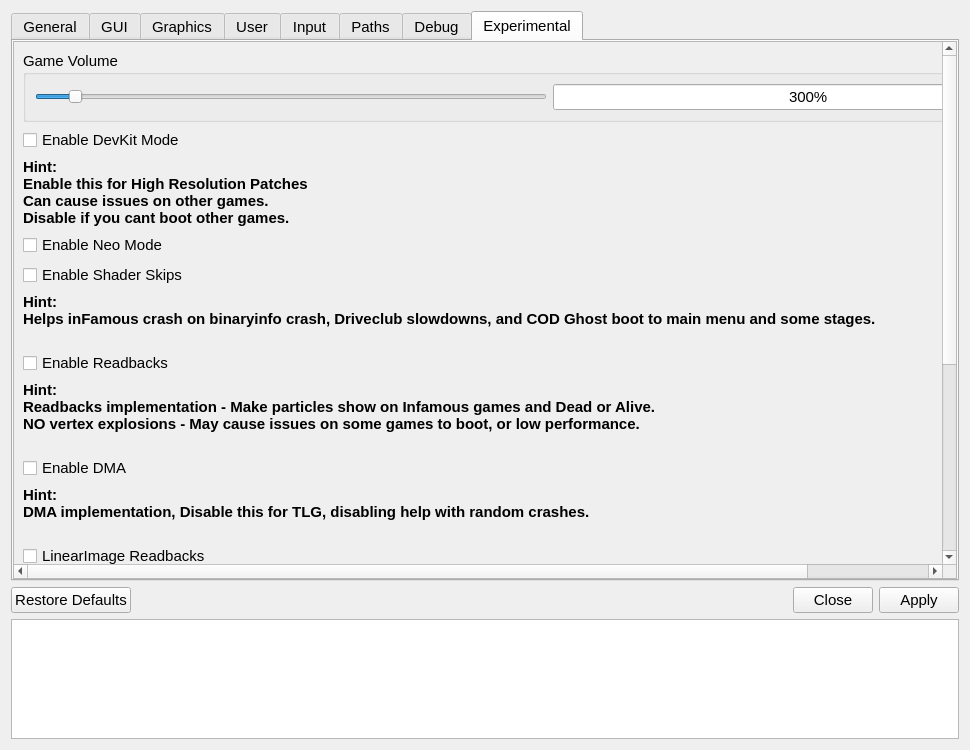
Above: src/qt_gui/settings_dialog.ui from diegolix29/shadPS4 before the change. Below: the same form after it.
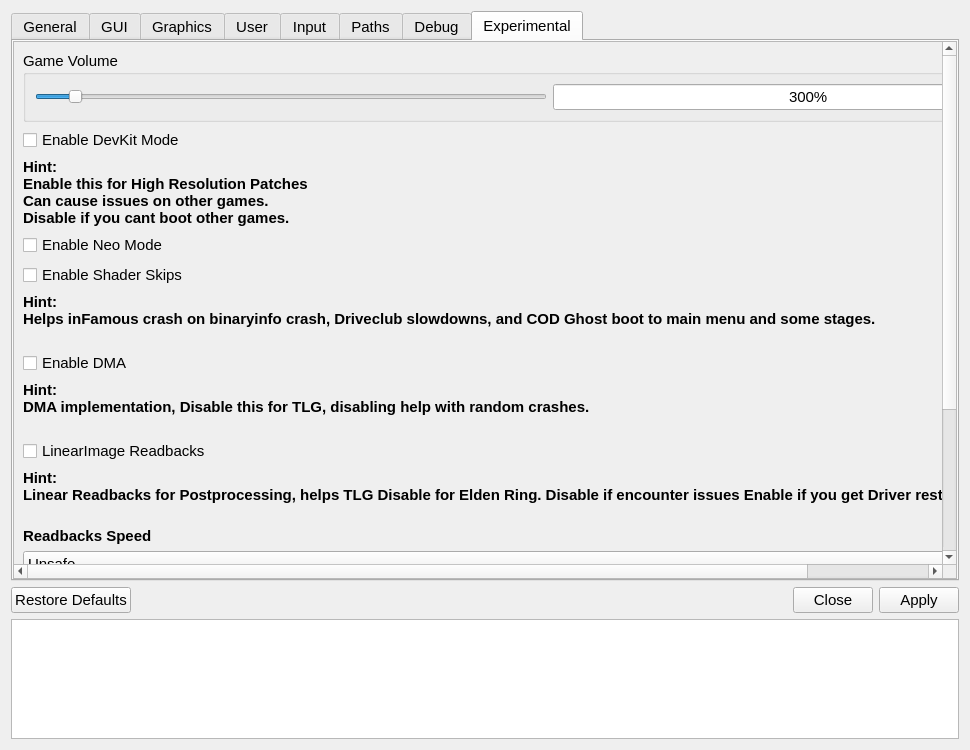
That is the form after the change. Icons and pictures are not drawn.

Commit message: removing readbacks from gui and config as they are always on now

Patch:
```diff
--- a/src/qt_gui/settings_dialog.ui
+++ b/src/qt_gui/settings_dialog.ui
@@ -2262,34 +2262,6 @@
 				</widget>
 			</item>
 
-			<item>
-            <widget class="QCheckBox" name="ReadbacksCheckBox">
-              <property name="text">
-                <string>Enable Readbacks</string>
-              </property>
-            </widget>
-          </item>
-
-          <item>
-            <widget class="QLabel" name="label_23">
-              <property name="font">
-                <font>
-                  <pointsize>11</pointsize>
-                  <bold>true</bold>
-                </font>
-              </property>
-				<property name="text">
-					<string notr="true">
-						<![CDATA[
-        <b>Hint:</b><br/>
-        Readbacks implementation - Make particles show on Infamous games and Dead or Alive.<br/>
-		NO vertex explosions - May cause issues on some games to boot, or low performance.<br/>
-        ]]>
-					</string>
-				</property>
-			</widget>
-		</item>
-
 		<item>
 			<widget class="QCheckBox" name="DMACheckBox">
 				<property name="text">
```
The commit also changes 4 other files.
